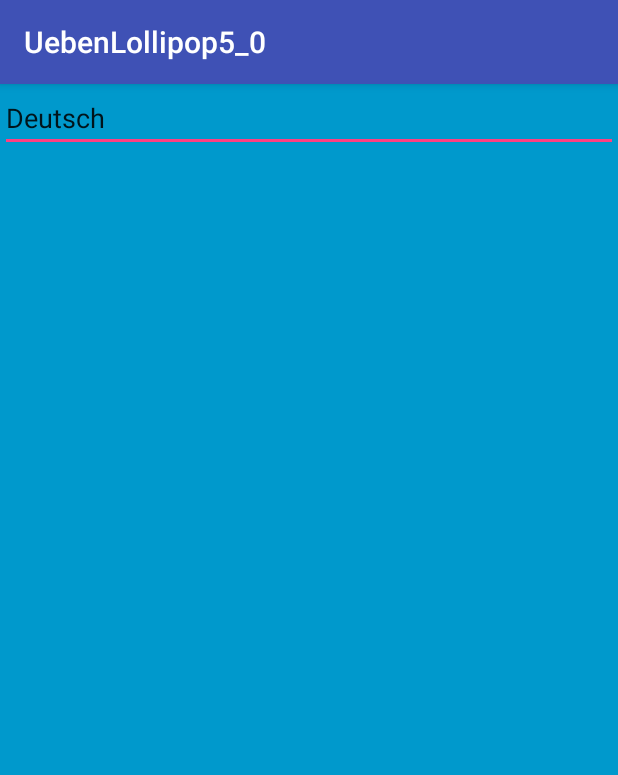
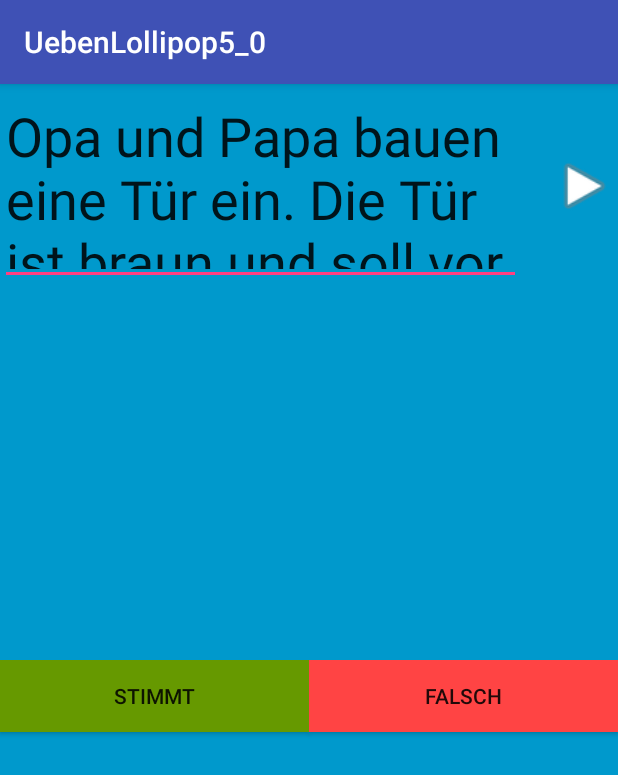
Before and after one commit to Kug5/UebenLollipop5_0, an Android app: the DeutschActivity screen opened directly, with no data from a screen before it, on a phone screen of 412 x 824 dp. Shown: the top 775 px of the screen. Run offline under Robolectric (Android 15) with nearby library versions, the phone set to English and light mode, and no system bars.

Commit message:
# Deutsch aktiviert und mit TextToSpeech experementiert

```diff
--- a/app/src/main/java/com/example/greiser/uebenlollipop5_0/DeutschActivity.java
+++ b/app/src/main/java/com/example/greiser/uebenlollipop5_0/DeutschActivity.java
@@ -1,13 +1,59 @@
 package com.example.greiser.uebenlollipop5_0;
 
+import android.content.Intent;
+import android.media.AudioManager;
+import android.speech.tts.TextToSpeech;
 import android.support.v7.app.AppCompatActivity;
 import android.os.Bundle;
+import android.view.View;
+import android.view.WindowManager;
+import android.widget.Button;
+import android.widget.EditText;
+import android.widget.ImageView;
+import android.widget.Toast;
+
+import java.util.HashMap;
+import java.util.Locale;
 
 public class DeutschActivity extends AppCompatActivity {
+
+    private TextToSpeech textToSpeach;
 
     @Override
     protected void onCreate(Bundle savedInstanceState) {
         super.onCreate(savedInstanceState);
         setContentView(R.layout.activity_deutsch);
+
+        getWindow().setSoftInputMode(WindowManager.LayoutParams.SOFT_INPUT_STATE_HIDDEN);
+
+        textToSpeach = new TextToSpeech(getApplicationContext(), new TextToSpeech.OnInitListener() {
+            @Override
+            public void onInit(int status) {
+                if (status != TextToSpeech.ERROR) {
+                    textToSpeach.setLanguage(Locale.GERMAN);
+                }
+            }
+        });
+
+        final ImageView play = findViewById(R.id.play);
+        play.setOnClickListener(new View.OnClickListener() {
+            @Override
+            public void onClick(View v) {
+                String toSpeak =((EditText) findViewById(R.id.toSpeak)).getText().toString();
+               // Toast.makeText(getApplicationContext(), toSpeak, Toast.LENGTH_SHORT).show(); //?
+                HashMap<String, String> hash = new HashMap<String, String>();
+                hash.put(TextToSpeech.Engine.KEY_PARAM_STREAM, String.valueOf(AudioManager.STREAM_NOTIFICATION));
+                textToSpeach.speak(toSpeak, TextToSpeech.QUEUE_ADD, hash);
+            }
+        });
+
+        final Button stimmt = findViewById(R.id.stimmt);
+        stimmt.setOnClickListener(new View.OnClickListener() {
+            @Override
+            public void onClick(View v) {
+                startActivity(new Intent(DeutschActivity.this, SuperActivity.class));
+            }
+        });
+
     }
 }
--- a/app/src/main/java/com/example/greiser/uebenlollipop5_0/SuperActivity.java
+++ b/app/src/main/java/com/example/greiser/uebenlollipop5_0/SuperActivity.java
@@ -19,7 +19,7 @@ public class SuperActivity extends AppCompatActivity {
         backToMenu.setOnClickListener(new View.OnClickListener() {
             @Override
             public void onClick(View v) {
-                startActivity(new Intent(SuperActivity.this, MenuActivity.class));
+                startActivity(new Intent(SuperActivity.this, DeutschActivity.class));
             }
         });
     }
--- a/app/src/main/res/layout/activity_deutsch.xml
+++ b/app/src/main/res/layout/activity_deutsch.xml
@@ -1,17 +1,59 @@
 <?xml version="1.0" encoding="utf-8"?>
-<android.support.design.widget.CoordinatorLayout xmlns:android="http://schemas.android.com/apk/res/android"
+<LinearLayout xmlns:android="http://schemas.android.com/apk/res/android"
     xmlns:app="http://schemas.android.com/apk/res-auto"
     xmlns:tools="http://schemas.android.com/tools"
     android:layout_width="match_parent"
     android:layout_height="match_parent"
     android:background="@android:color/holo_blue_dark"
+    android:orientation="vertical"
     tools:context=".DeutschActivity">
 
-    <EditText
-        android:id="@+id/editText2"
+    <LinearLayout
         android:layout_width="match_parent"
-        android:layout_height="wrap_content"
-        android:ems="10"
-        android:inputType="textPersonName"
-        android:text="Deutsch" />
-</android.support.design.widget.CoordinatorLayout>
+        android:layout_height="match_parent"
+        android:layout_weight="1"
+        android:orientation="horizontal">
+
+        <EditText
+            android:id="@+id/toSpeak"
+            android:layout_width="match_parent"
+            android:layout_height="134dp"
+            android:layout_marginRight="20dp"
+            android:layout_weight="1"
+            android:singleLine="false"
+            android:text="Opa und Papa bauen eine Tür ein. Die Tür ist braun und soll vor Fliegen schüzten."
+            android:textSize="36sp" />
+
+        <ImageView
+            android:id="@+id/play"
+            android:layout_width="90dp"
+            android:layout_height="136dp"
+            android:layout_weight="1"
+            app:srcCompat="@android:drawable/ic_media_play" />
+
+    </LinearLayout>
+
+    <LinearLayout
+        android:layout_width="match_parent"
+        android:layout_height="match_parent"
+        android:layout_weight="1"
+        android:orientation="horizontal">
+
+        <Button
+            android:id="@+id/stimmt"
+            android:layout_width="wrap_content"
+            android:layout_height="wrap_content"
+            android:layout_weight="1"
+            android:background="@android:color/holo_green_dark"
+            android:text="stimmt" />
+
+        <Button
+            android:id="@+id/falsch"
+            android:layout_width="wrap_content"
+            android:layout_height="wrap_content"
+            android:layout_weight="1"
+            android:background="@android:color/holo_red_light"
+            android:text="falsch" />
+    </LinearLayout>
+
+</LinearLayout>
```
Also changed, not shown: app/src/main/java/com/example/greiser/uebenlollipop5_0/MenuActivity.java (+7 -7 lines), app/src/main/res/layout/activity_menu.xml (+26 -1 lines).
